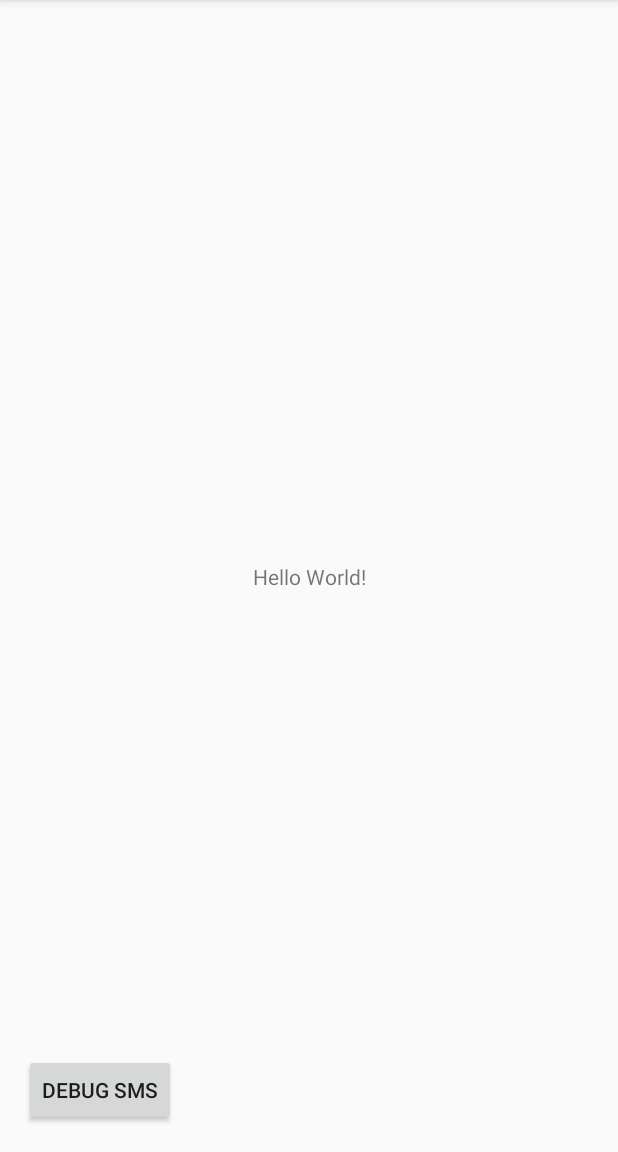
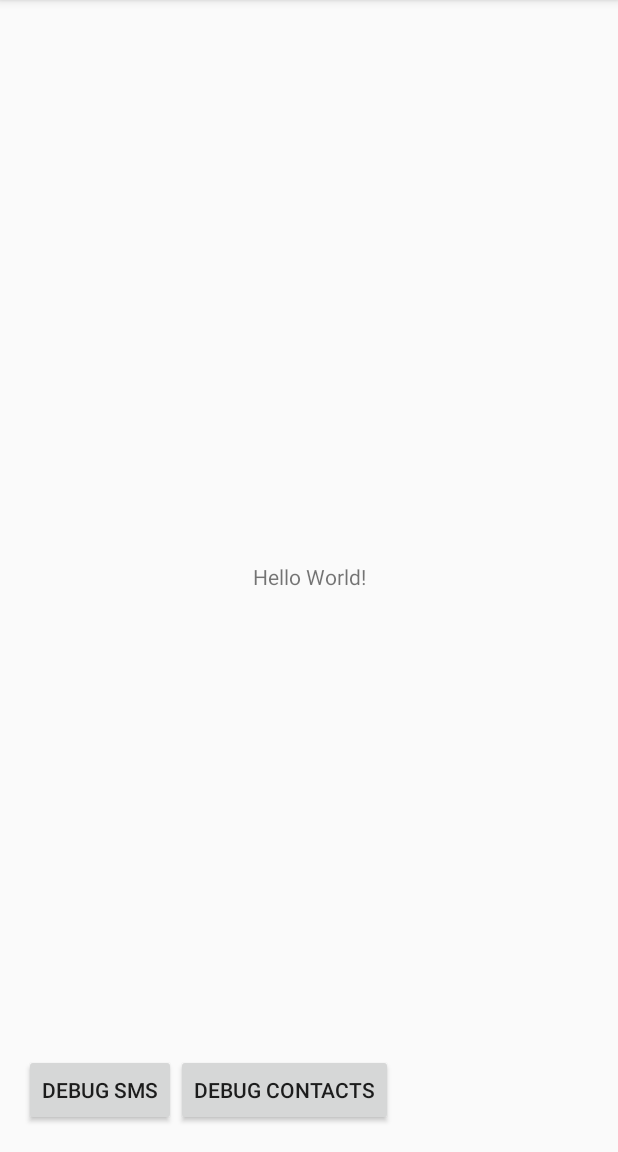
Before and after one commit to Nianmi/jeros, an Android app: the screen it shows after launch (MainActivity), on a phone screen of 412 x 824 dp, the part 84-1236 px from its top. Run offline under Robolectric (Android 15) with nearby library versions, the phone set to English and light mode, and no system bars.

Commit message:
Refactored code (Debug Buttons)

```diff
--- a/app/src/main/java/com/example/jeros/MainActivity.java
+++ b/app/src/main/java/com/example/jeros/MainActivity.java
@@ -19,7 +19,7 @@
 
 public class MainActivity extends AppCompatActivity {
 
-    Button SMSButtonDe;
+    Button SMSButtonDe, ContacsButtonDe;
 
     @Override
     protected void onCreate(Bundle savedInstanceState) {
@@ -32,6 +32,7 @@
 
         //Init GUI
         SMSButtonDe = (Button) findViewById(R.id.debugSMSButton);
+        ContacsButtonDe = (Button) findViewById(R.id.debugContacs);
 
         SMSButtonDe.setOnClickListener(new View.OnClickListener() {
             @Override
@@ -40,12 +41,19 @@
             }
         });
 
+        ContacsButtonDe.setOnClickListener(new View.OnClickListener() {
+            @Override
+            public void onClick(View v) {
+                debugContacts();
+            }
+        });
+    }
 
+    public void debugContacts() {
         ContentResolver resolver = getContentResolver();
 
-
         Cursor cursor = resolver.query(ContactsContract.Contacts.CONTENT_URI, null, null, null, null);
-        try{
+        try {
             while (cursor.moveToNext()) {
                 String id = cursor.getString(cursor.getColumnIndex(ContactsContract.Contacts._ID));
                 String name = cursor.getString(cursor.getColumnIndex(ContactsContract.Contacts.DISPLAY_NAME));
@@ -58,14 +66,14 @@
                     String phoneNumber = phoneCursor.getString(phoneCursor.getColumnIndex(ContactsContract.CommonDataKinds.Phone.NUMBER));
                     Log.i("number:", phoneNumber);
                 }
-            }}
-        catch(Exception e){
+            }
+        } catch (Exception e) {
 
         }
         //Versuch mit spezifischer ID
         int find = 12;
         cursor.moveToFirst();
-        cursor.move(find-1);
+        cursor.move(find - 1);
         String id = cursor.getString(cursor.getColumnIndex(ContactsContract.Contacts._ID));
         String name = cursor.getString(cursor.getColumnIndex(ContactsContract.Contacts.DISPLAY_NAME));
 
@@ -79,7 +87,7 @@
         //Log.i("number:", phoneNumber);
     }
 
-    public void debugSMS(){
+    public void debugSMS() {
         try {
             SmsManager smsManager = SmsManager.getDefault();
             // Send Message using method of SmsManager object
@@ -90,11 +98,11 @@
                     null);
 
             Toast.makeText(this, "Message sent successfully", Toast.LENGTH_LONG).show();
-        }catch (Exception e){
+        } catch (Exception e) {
             boolean permissionGranted = ContextCompat.checkSelfPermission(this, Manifest.permission.SEND_SMS) == PackageManager.PERMISSION_GRANTED;
-            if(permissionGranted) {
+            if (permissionGranted) {
                 Toast.makeText(getApplicationContext(), e.toString(), Toast.LENGTH_LONG).show();
-            }else {
+            } else {
                 Toast.makeText(getApplicationContext(), "Du musch mir erlaubnis geh zum SMS schrieba du pur", Toast.LENGTH_LONG).show();
             }
             // e.printStackTrace();
--- a/app/src/main/res/layout/activity_main.xml
+++ b/app/src/main/res/layout/activity_main.xml
@@ -26,4 +26,13 @@
         app:layout_constraintBottom_toBottomOf="parent"
         app:layout_constraintStart_toStartOf="parent" />
 
+    <Button
+        android:id="@+id/debugContacs"
+        android:layout_width="wrap_content"
+        android:layout_height="wrap_content"
+        android:layout_marginBottom="17dp"
+        android:text="Debug Contacts"
+        app:layout_constraintBottom_toBottomOf="parent"
+        app:layout_constraintStart_toEndOf="@+id/debugSMSButton" />
+
 </android.support.constraint.ConstraintLayout>
```
